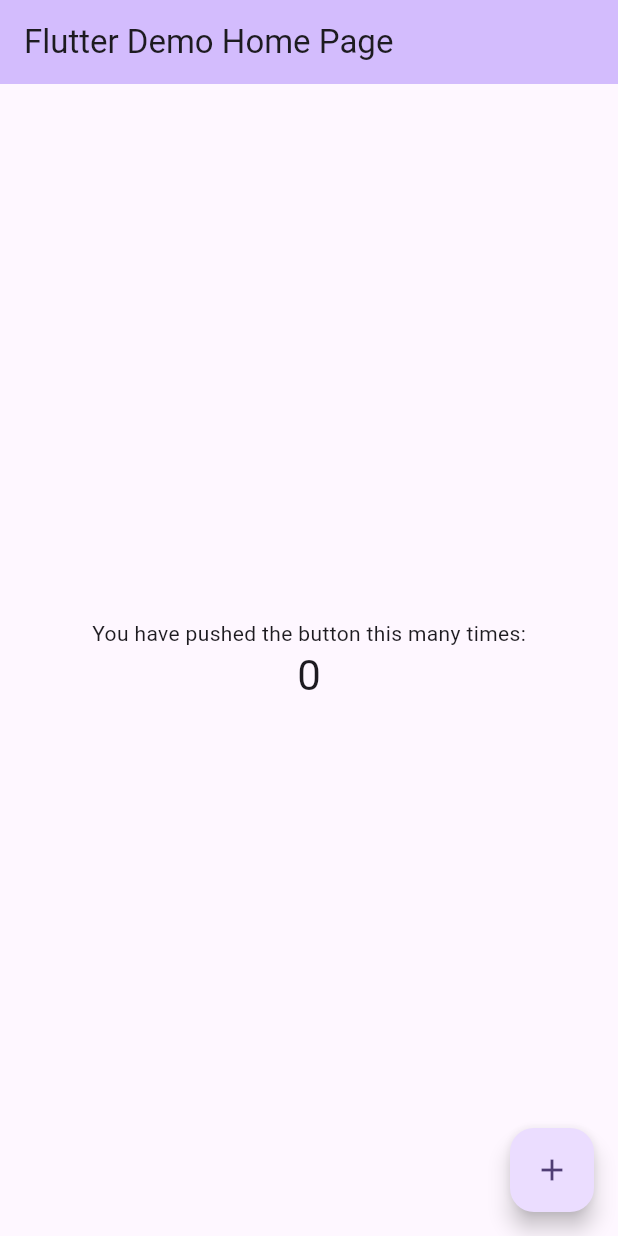
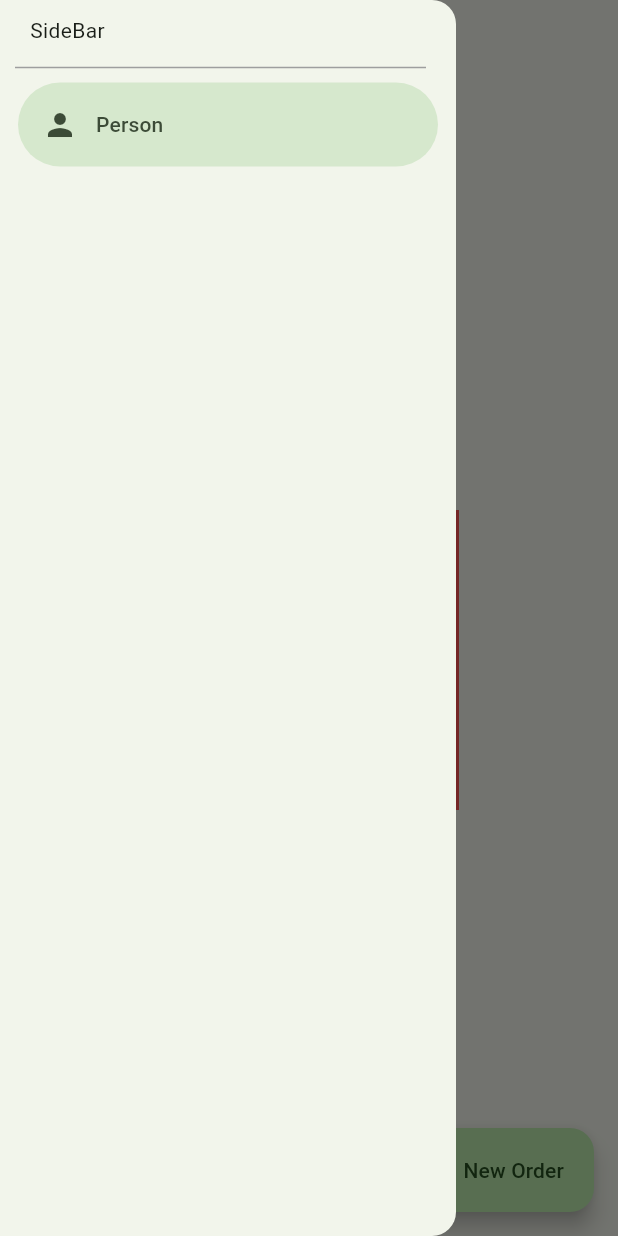
Before and after one commit to cendra-softwares/easy-billing, a Flutter app: the screen it shows after launch, with the side drawer open (before the commit the screen has no drawer), on a phone screen of 412 x 824 dp. Run offline on Flutter 3.47's test engine with Material 3 defaults, Android fonts, the light colour scheme and no system bars.

Commit message:
Feat: made some skeleton v1

```diff
--- /dev/null
+++ b/lib/dashboard/dashbord.dart
@@ -0,0 +1,80 @@
+import 'package:flutter/material.dart';
+import './widgets/NavDrawer/nav_drawer.dart';
+
+class Dashbord extends StatefulWidget {
+  const Dashbord({super.key});
+
+  @override
+  State<Dashbord> createState() => _DashbordState();
+}
+
+class _DashbordState extends State<Dashbord> {
+  @override
+  Widget build(BuildContext context) {
+    return Scaffold(
+      floatingActionButton: FloatingActionButton.extended(
+        onPressed: () => showBilling(context),
+        icon: Icon(Icons.add),
+        label: Text('New Order'),
+      ),
+      appBar: AppBar(
+        title: Text("Dash"),
+        leading: Builder(
+          builder: (context) => IconButton(
+            onPressed: () {
+              Scaffold.of(context).openDrawer();
+            },
+            icon: Icon(Icons.draw),
+          ),
+        ),
+      ),
+
+      drawer: NavDrawerWidget(),
+      body: Center(
+        child: Column(
+          mainAxisAlignment: MainAxisAlignment.center,
+          crossAxisAlignment: CrossAxisAlignment.center,
+          children: [
+            Container(color: Colors.redAccent, width: 200, height: 200),
+          ],
+        ),
+      ),
+    );
+  }
+}
+
+void showBilling(BuildContext context) {
+  showDialog(
+    context: context,
+    builder: (BuildContext context) {
+      return Dialog(
+        child: Container(
+          padding: EdgeInsets.all(0),
+          height: 800,
+          width: 1500,
+          child: Row(
+            children: [
+              Container(
+                width: 250,
+                decoration: BoxDecoration(
+                  borderRadius: BorderRadius.circular(5),
+                  color: Colors.red,
+                ),
+              ),
+              Expanded(
+                child: Container(), // takes all remaining space
+              ),
+              Container(
+                width: 400,
+                decoration: BoxDecoration(
+                  borderRadius: BorderRadius.circular(5),
+                  color: Colors.blueAccent,
+                ),
+              ),
+            ],
+          ),
+        ),
+      );
+    },
+  );
+}
--- /dev/null
+++ b/lib/dashboard/widgets/NavDrawer/nav_drawer.dart
@@ -0,0 +1,28 @@
+import 'package:flutter/material.dart';
+
+class NavDrawerWidget extends StatelessWidget {
+  const NavDrawerWidget({super.key});
+
+  @override
+  Widget build(BuildContext context) {
+    return NavigationDrawer(
+      children: [
+        Padding(
+          padding: const EdgeInsets.only(left: 20, bottom: 5, top: 10),
+          child: Text("SideBar"),
+        ),
+        Divider(
+          thickness: 1,
+          color: Colors.grey,
+          height: 20,
+          indent: 10,
+          endIndent: 20,
+        ),
+        NavigationDrawerDestination(
+          icon: Icon(Icons.person),
+          label: Text("Person"),
+        ),
+      ],
+    );
+  }
+}
--- a/lib/main.dart
+++ b/lib/main.dart
@@ -1,8 +1,13 @@
+import 'package:easy_billing/dashboard/dashbord.dart';
 import 'package:flutter/material.dart';
 
 void main() {
   runApp(const MyApp());
 }
+
+//Functions
+
+
 
 class MyApp extends StatelessWidget {
   const MyApp({super.key});
@@ -13,18 +18,17 @@ class MyApp extends StatelessWidget {
     return MaterialApp(
       title: 'Flutter Demo',
       theme: ThemeData(
-
-        colorScheme: ColorScheme.fromSeed(seedColor: Colors.deepPurple),
+        colorScheme: ColorScheme.fromSeed(
+          seedColor: const Color.fromARGB(255, 64, 183, 58),
+        ),
       ),
-      home: const MyHomePage(title: 'Flutter Demo Home Page'),
+      home: const Dashbord(),
     );
   }
 }
 
 class MyHomePage extends StatefulWidget {
   const MyHomePage({super.key, required this.title});
-
-
 
   final String title;
 
@@ -37,38 +41,22 @@ class _MyHomePageState extends State<MyHomePage> {
 
   void _incrementCounter() {
     setState(() {
-
       _counter++;
     });
   }
 
   @override
   Widget build(BuildContext context) {
-
     return Scaffold(
       appBar: AppBar(
-
         backgroundColor: Theme.of(context).colorScheme.inversePrimary,
 
         title: Text(widget.title),
       ),
       body: Center(
-        // Center is a layout widget. It takes a single child and positions it
+        // Center is a layout widget. Ita single child and positions it
         // in the middle of the parent.
         child: Column(
-          // Column is also a layout widget. It takes a list of children and
-          // arranges them vertically. By default, it sizes itself to fit its
-          // children horizontally, and tries to be as tall as its parent.
-          //
-          // Column has various properties to control how it sizes itself and
-          // how it positions its children. Here we use mainAxisAlignment to
-          // center the children vertically; the main axis here is the vertical
-          // axis because Columns are vertical (the cross axis would be
-          // horizontal).
-          //
-          // TRY THIS: Invoke "debug painting" (choose the "Toggle Debug Paint"
-          // action in the IDE, or press "p" in the console), to see the
-          // wireframe for each widget.
           mainAxisAlignment: MainAxisAlignment.center,
           children: <Widget>[
             const Text('You have pushed the button this many times:'),
```
Also changed, not shown: 1 other file.
